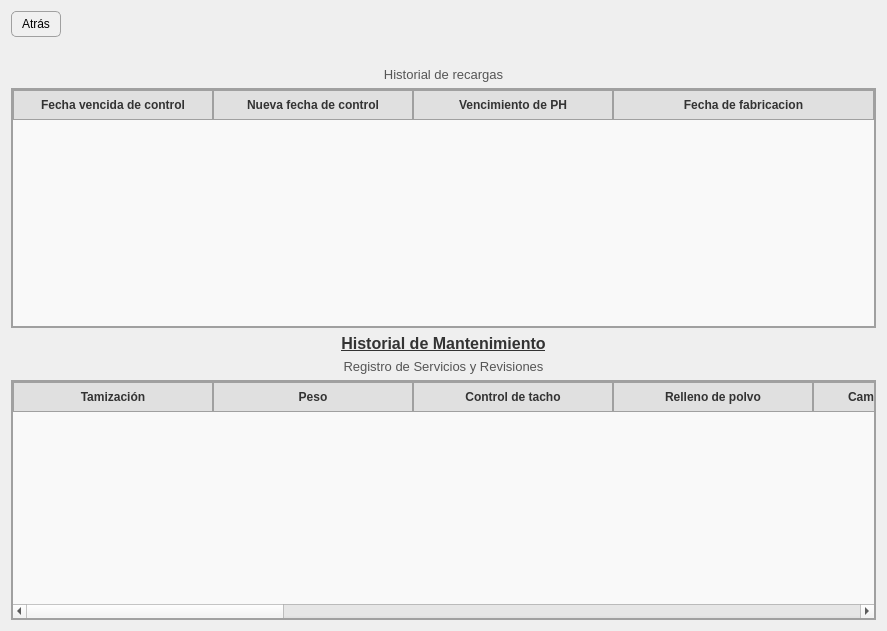
Julian2455/beatmat, file resources/ui/ext_details.ui: the form before one commit.
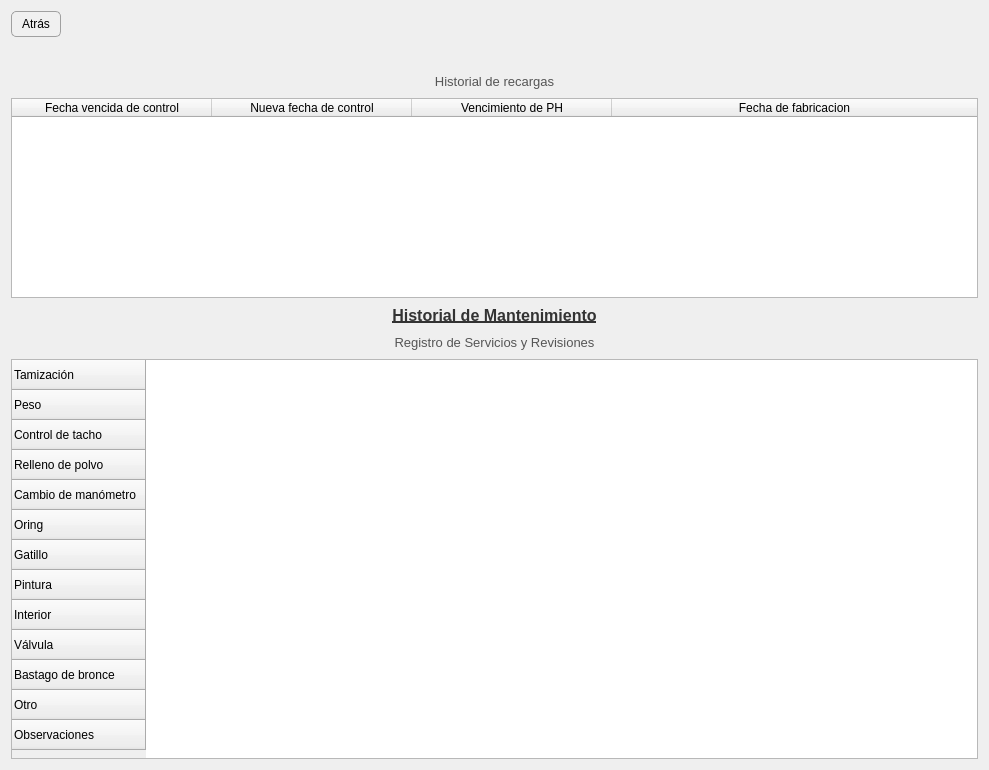
The form after the commit.

```diff
--- a/resources/ui/ext_details.ui
+++ b/resources/ui/ext_details.ui
@@ -6,13 +6,16 @@
    <rect>
     <x>0</x>
     <y>0</y>
-    <width>887</width>
-    <height>631</height>
+    <width>989</width>
+    <height>770</height>
    </rect>
   </property>
   <property name="windowTitle">
    <string>Form</string>
   </property>
+  <property name="styleSheet">
+   <string notr="true">color:black;</string>
+  </property>
   <layout class="QVBoxLayout" name="verticalLayout_7">
    <item>
     <layout class="QHBoxLayout" name="horizontalLayout">
@@ -96,26 +99,23 @@
        <verstretch>0</verstretch>
       </sizepolicy>
      </property>
+     <property name="minimumSize">
+  <size>
+   <width>0</width>
+   <height>200</height> <!-- Ajusta a lo que necesites -->
+  </size>
+</property>
+<property name="maximumSize">
+  <size>
+   <width>16777215</width>
+   <height>200</height> <!-- Ajusta a lo que necesites -->
+  </size>
+</property>
+<property name="verticalScrollBarPolicy">
+  <enum>Qt::ScrollBarAlwaysOff</enum>
+</property>
      <property name="styleSheet">
-      <string notr="true">
-QTableWidget {
-    color: rgb(0, 0, 0);
-    border: 2px solid #a0a0a0;
-    gridline-color: #d0d0d0;
-    background-color: #f9f9f9;
-}
-QTableWidget::item {
-    border: 1px solid #d0d0d0;
-    padding: 5px;
-}
-QHeaderView::section {
-    background-color: #e0e0e0;
-    color: #333333;
-    padding: 5px;
-    border: 1px solid #a0a0a0;
-    font-weight: bold;
-}
-</string>
+      <string notr="true"/>
      </property>
      <property name="frameShadow">
       <enum>QFrame::Plain</enum>
@@ -216,35 +216,32 @@
    <item>
     <widget class="QTableWidget" name="tableWidgetTareas">
      <property name="sizePolicy">
-      <sizepolicy hsizetype="Expanding" vsizetype="Expanding">
+      <sizepolicy hsizetype="Expanding" vsizetype="Fixed">
        <horstretch>0</horstretch>
        <verstretch>0</verstretch>
       </sizepolicy>
      </property>
+     <property name="minimumSize">
+      <size>
+       <width>0</width>
+       <height>400</height>
+      </size>
+     </property>
+     <property name="maximumSize">
+      <size>
+       <width>16777215</width>
+       <height>400</height>
+      </size>
+     </property>
      <property name="styleSheet">
-      <string notr="true">
-QTableWidget {
-    color: rgb(0, 0, 0);
-    border: 2px solid #a0a0a0;
-    gridline-color: #d0d0d0;
-    background-color: #f9f9f9;
-}
-QTableWidget::item {
-    border: 1px solid #d0d0d0;
-    padding: 5px;
-}
-QHeaderView::section {
-    background-color: #e0e0e0;
-    color: #333333;
-    padding: 5px;
-    border: 1px solid #a0a0a0;
-    font-weight: bold;
-}
-</string>
+      <string notr="true"/>
      </property>
      <property name="frameShadow">
       <enum>QFrame::Plain</enum>
      </property>
+     <property name="verticalScrollBarPolicy">
+      <enum>Qt::ScrollBarAlwaysOff</enum>
+     </property>
      <property name="horizontalScrollBarPolicy">
       <enum>Qt::ScrollBarAsNeeded</enum>
      </property>
@@ -273,73 +270,73 @@
       <bool>false</bool>
      </attribute>
      <attribute name="horizontalHeaderStretchLastSection">
-      <bool>true</bool>
+      <bool>false</bool>
      </attribute>
-     <column>
+     <row>
       <property name="text">
        <string>Tamización</string>
       </property>
-     </column>
-     <column>
+     </row>
+     <row>
       <property name="text">
        <string>Peso</string>
       </property>
-     </column>
-     <column>
+     </row>
+     <row>
       <property name="text">
        <string>Control de tacho</string>
       </property>
-     </column>
-     <column>
+     </row>
+     <row>
       <property name="text">
        <string>Relleno de polvo</string>
       </property>
-     </column>
-     <column>
+     </row>
+     <row>
       <property name="text">
        <string>Cambio de manómetro</string>
       </property>
-     </column>
-     <column>
+     </row>
+     <row>
       <property name="text">
        <string>Oring</string>
       </property>
-     </column>
-     <column>
+     </row>
+     <row>
       <property name="text">
        <string>Gatillo</string>
       </property>
-     </column>
-     <column>
+     </row>
+     <row>
       <property name="text">
        <string>Pintura</string>
       </property>
-     </column>
-     <column>
+     </row>
+     <row>
       <property name="text">
        <string>Interior</string>
       </property>
-     </column>
-     <column>
+     </row>
+     <row>
       <property name="text">
        <string>Válvula</string>
       </property>
-     </column>
-     <column>
+     </row>
+     <row>
       <property name="text">
        <string>Bastago de bronce</string>
       </property>
-     </column>
-     <column>
+     </row>
+     <row>
       <property name="text">
        <string>Otro</string>
       </property>
-     </column>
-     <column>
+     </row>
+     <row>
       <property name="text">
        <string>Observaciones</string>
       </property>
-     </column>
+     </row>
     </widget>
    </item>
   </layout>
```
